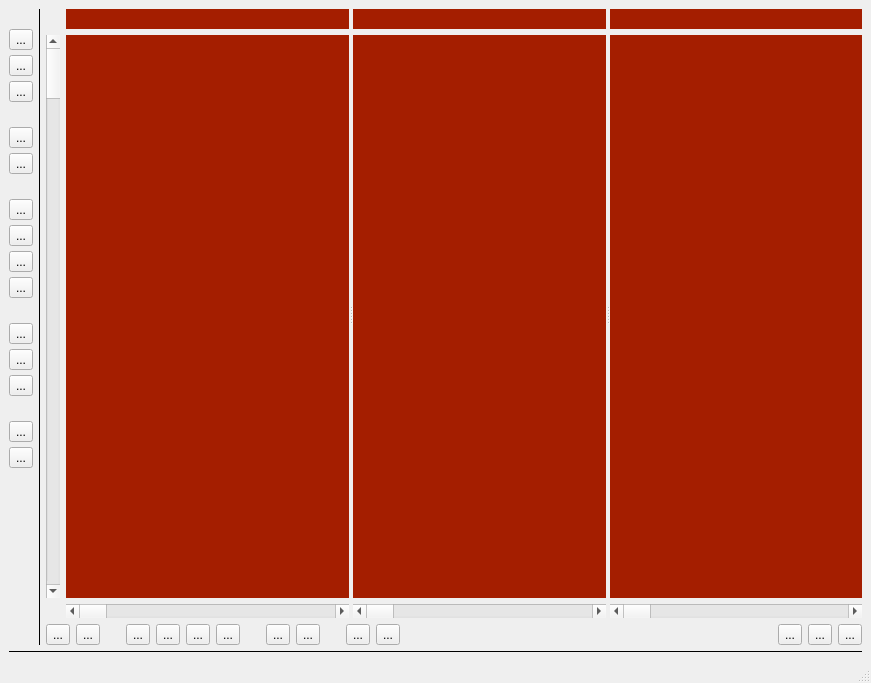
The window that visualizer/dialogs/MainWindow.ui (michaelboth/EventAnalyzer) describes before a commit, drawn with Qt 5.
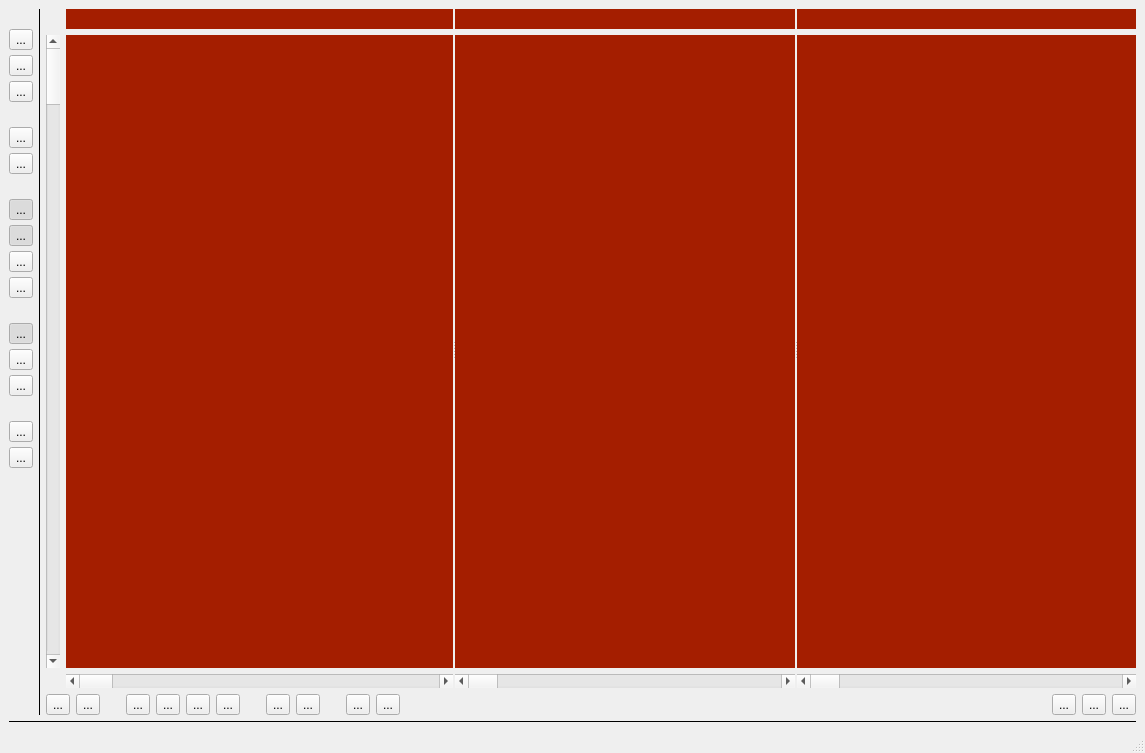
The same window after the commit.

```diff
--- a/visualizer/dialogs/MainWindow.ui
+++ b/visualizer/dialogs/MainWindow.ui
@@ -6,8 +6,8 @@
    <rect>
     <x>0</x>
     <y>0</y>
-    <width>871</width>
-    <height>683</height>
+    <width>1145</width>
+    <height>753</height>
    </rect>
   </property>
   <property name="windowTitle">
@@ -128,6 +128,12 @@
           <property name="text">
            <string>...</string>
           </property>
+          <property name="checkable">
+           <bool>true</bool>
+          </property>
+          <property name="checked">
+           <bool>true</bool>
+          </property>
          </widget>
         </item>
         <item>
@@ -138,6 +144,12 @@
           <property name="text">
            <string>...</string>
           </property>
+          <property name="checkable">
+           <bool>true</bool>
+          </property>
+          <property name="checked">
+           <bool>true</bool>
+          </property>
          </widget>
         </item>
         <item>
@@ -184,6 +196,12 @@
           <property name="text">
            <string>...</string>
           </property>
+          <property name="checkable">
+           <bool>true</bool>
+          </property>
+          <property name="checked">
+           <bool>true</bool>
+          </property>
          </widget>
         </item>
         <item>
@@ -297,6 +315,12 @@
           <property name="orientation">
            <enum>Qt::Horizontal</enum>
           </property>
+          <property name="handleWidth">
+           <number>2</number>
+          </property>
+          <property name="childrenCollapsible">
+           <bool>false</bool>
+          </property>
           <widget class="QWidget" name="layoutWidget">
            <layout class="QGridLayout" name="gridLayout">
             <item row="0" column="1">
```
Left out of the diff: 30 changed lines with no effect on the pictures.
